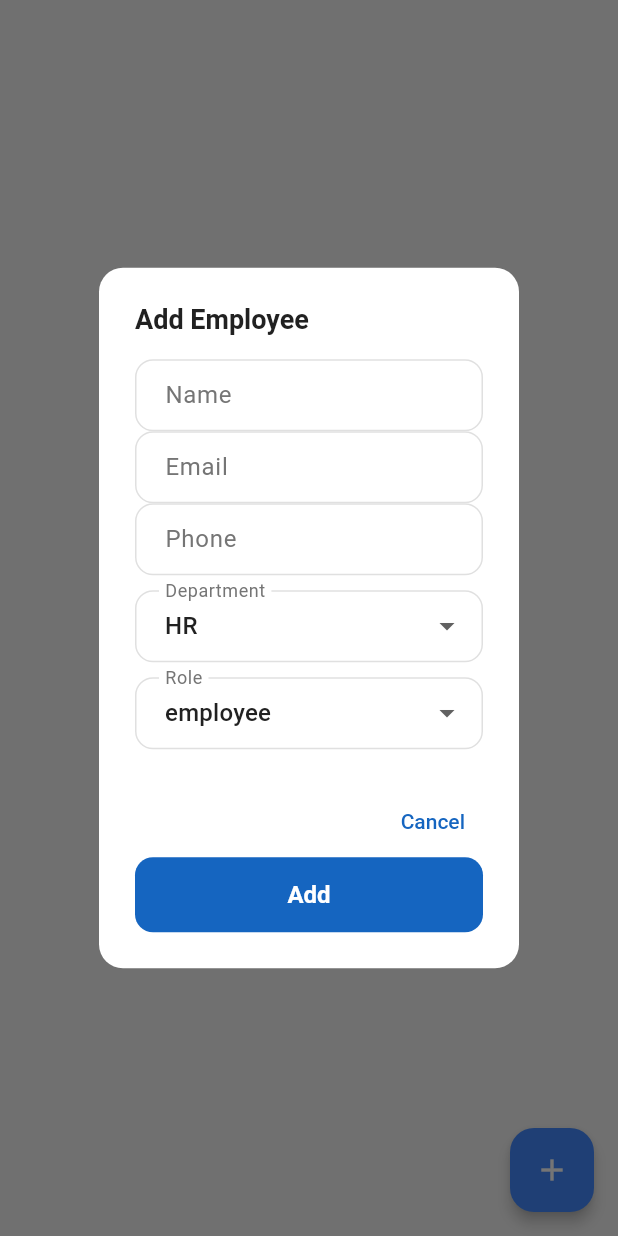
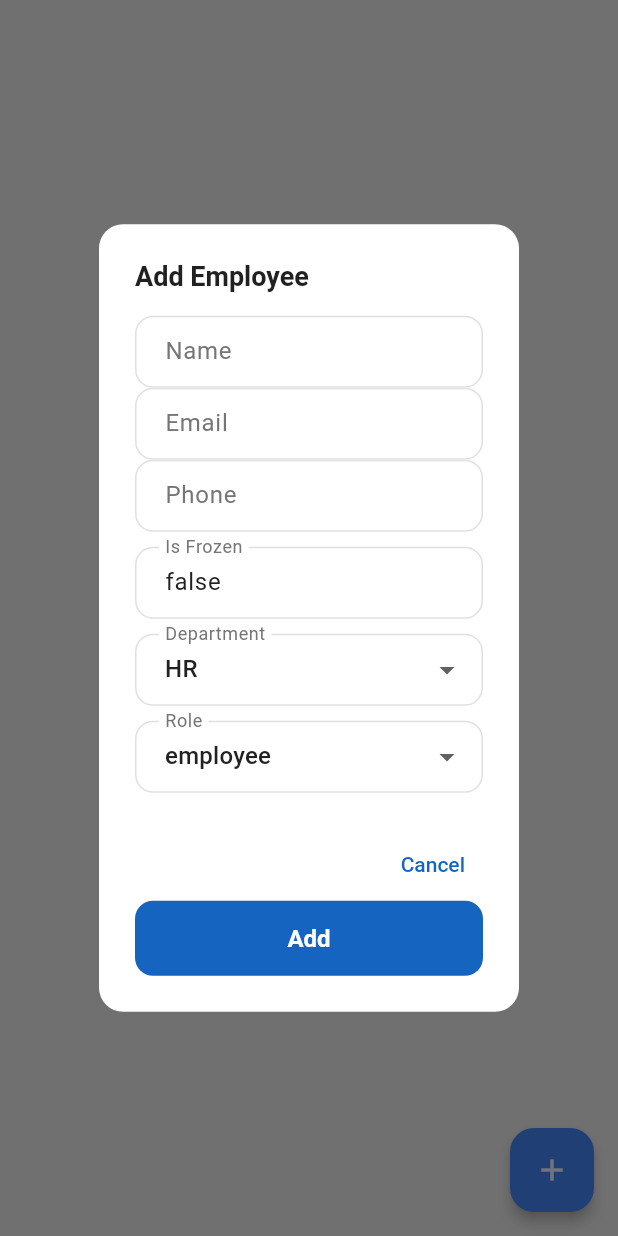
Before and after one commit to ShivamKGupta995/employee-management, a Flutter app: the ManageEmployeesScreen screen opened directly, after a tap on the "add" icon, on a phone screen of 412 x 824 dp. Run offline on Flutter 3.47's test engine with Material 3 defaults, Android fonts, the light colour scheme and no system bars; our stand-ins replace cloud_firestore, file_picker, firebase_auth, firebase_core, firebase_messaging, firebase_storage and 7 more; missing offline and left inert: excel, flutter_background_service; accounts and stored records are empty.

Commit message:
fixed bug

```diff
--- a/lib/screens/admin/holidays/holiday_dialog.dart
+++ b/lib/screens/admin/holidays/holiday_dialog.dart
@@ -7,7 +7,7 @@ class HolidayDialog extends StatefulWidget {
   final HolidayModel? existingHoliday;
   final Function(HolidayModel) onSave;
 
-  const HolidayDialog({Key? key, this.existingHoliday, required this.onSave}) : super(key: key);
+  const HolidayDialog({super.key, this.existingHoliday, required this.onSave});
 
   @override
   State<HolidayDialog> createState() => _HolidayDialogState();
@@ -75,7 +75,7 @@ class _HolidayDialogState extends State<HolidayDialog> {
 
               // Type Dropdown
               DropdownButtonFormField<String>(
-                value: _selectedType,
+                initialValue: _selectedType,
                 decoration: const InputDecoration(
                   labelText: "Holiday Type",
                   border: OutlineInputBorder(),
--- a/lib/screens/admin/manage_employees.dart
+++ b/lib/screens/admin/manage_employees.dart
@@ -28,6 +28,8 @@ class _ManageEmployeesScreenState extends State<ManageEmployeesScreen> {
   final TextEditingController phoneController = TextEditingController();
   final TextEditingController departmentController = TextEditingController();
   final TextEditingController roleController = TextEditingController();
+  final TextEditingController isFrozenController  = TextEditingController();
+
 
   // Opens the dialog to Add or Edit
   void _openEmployeeDialog({DocumentSnapshot? employee}) {
@@ -37,6 +39,7 @@ class _ManageEmployeesScreenState extends State<ManageEmployeesScreen> {
       nameController.text = data['name'] ?? '';
       emailController.text = data['email'] ?? '';
       phoneController.text = data['phone'] ?? '';
+      isFrozenController.text = data['isFrozen']?.toString() ?? 'false';
       departmentController.text = data['department'] ?? departmentList.first;
       roleController.text = data['role'] ?? roleList.last;
     } else {
@@ -44,6 +47,7 @@ class _ManageEmployeesScreenState extends State<ManageEmployeesScreen> {
       nameController.clear();
       emailController.clear();
       phoneController.clear();
+      isFrozenController.text = 'false';
       // Set defaults
       departmentController.text = departmentList.first;
       roleController.text = roleList.last;
@@ -73,8 +77,14 @@ class _ManageEmployeesScreenState extends State<ManageEmployeesScreen> {
                 keyboardType: TextInputType.phone,
               ),
               const SizedBox(height: 10),
+              TextField(
+                controller: isFrozenController,
+                decoration: const InputDecoration(labelText: 'Is Frozen'),
+                keyboardType: TextInputType.text,
+              ),
+              const SizedBox(height: 10),
               DropdownButtonFormField<String>(
-                value: departmentList.contains(departmentController.text)
+                initialValue: departmentList.contains(departmentController.text)
                     ? departmentController.text
                     : departmentList.first,
                 items: departmentList.map((department) {
@@ -90,7 +100,7 @@ class _ManageEmployeesScreenState extends State<ManageEmployeesScreen> {
               ),
               const SizedBox(height: 10),
               DropdownButtonFormField<String>(
-                value: roleList.contains(roleController.text)
+                initialValue: roleList.contains(roleController.text)
                     ? roleController.text
                     : roleList.last,
                 items: roleList.map((role) {
@@ -162,7 +172,7 @@ class _ManageEmployeesScreenState extends State<ManageEmployeesScreen> {
           'department': departmentController.text.trim(),
           'role': roleController.text.trim(),
           'createdAt': FieldValue.serverTimestamp(),
-          'isFrozen': false,
+          'isFrozen': isFrozenController.text.toLowerCase() == 'true' ? true : false,
         });
 
         if (!mounted) return;
```
